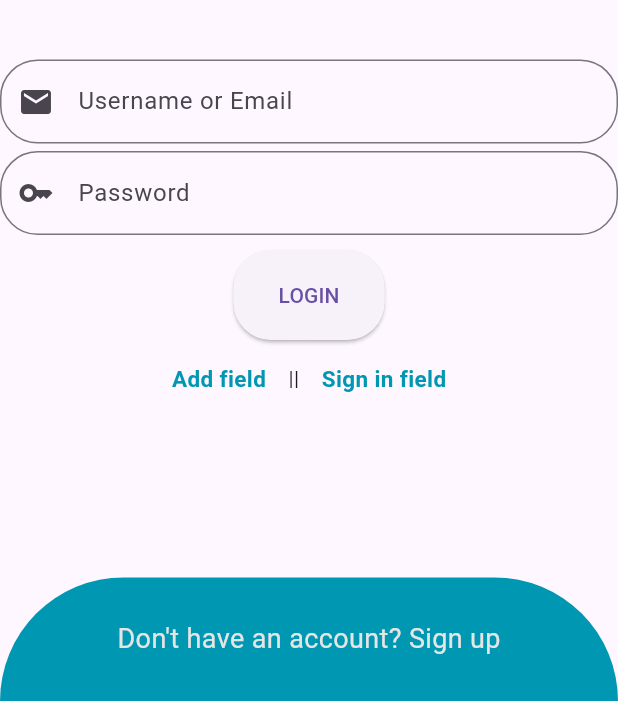
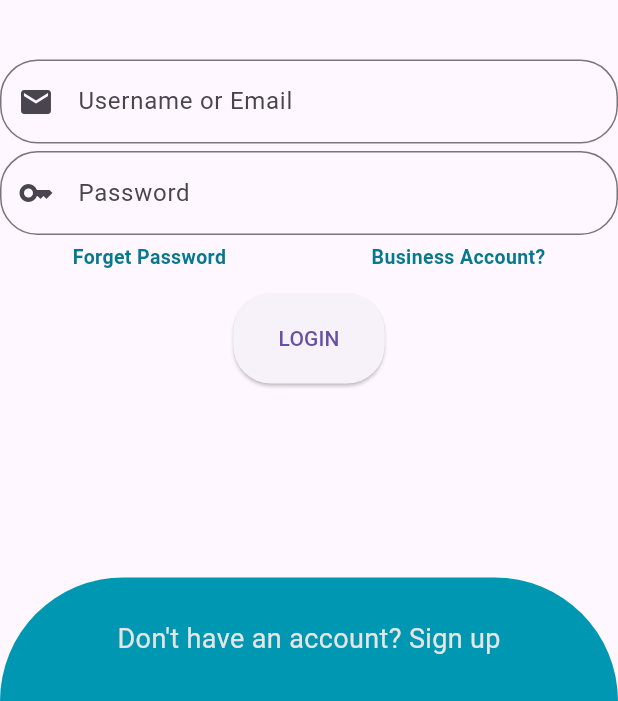
Before and after one commit to Ahmad-Waseem/ArenaGo, a Flutter app: the screen it shows after launch, on a phone screen of 412 x 824 dp, the part 535-1236 px from its top. Run offline on Flutter 3.47's test engine with Material 3 defaults, Android fonts, the light colour scheme and no system bars; our stand-ins replace geolocator, google_maps_flutter, image_picker.

```diff
--- a/lib/views/login_helpers/login_form.dart
+++ b/lib/views/login_helpers/login_form.dart
@@ -65,7 +65,57 @@ class LoginForm extends StatelessWidget {
                     ),
                   ),
                 ),
-                const SizedBox(height: 10),
+                const SizedBox(height: 5),
+
+                const Row(
+         mainAxisAlignment: MainAxisAlignment.spaceAround,
+          children: [
+             Text(
+            'Forget Password',
+            textAlign: TextAlign.left,
+            style: TextStyle(
+              fontWeight: FontWeight.bold,
+              fontSize: 13,
+              color:secondaryColor,
+              decoration: TextDecoration.none, // Add underline for clickable effect
+            ),
+          ),
+
+
+
+           Text(
+            'Business Account?',
+
+            textAlign: TextAlign.right,
+            style: TextStyle(
+              fontWeight: FontWeight.bold,
+              fontSize: 13,
+              color:secondaryColor,
+              decoration: TextDecoration.none, // Add underline for clickable effect
+            ),
+          )
+
+          // TextButton(
+          //   onPressed: null,
+
+
+
+          //  child: Text(
+          //   'Business Account?',
+
+          //   textAlign: TextAlign.right,
+          //   style: TextStyle(
+          //     fontWeight: FontWeight.bold,
+          //     fontSize: 13,
+          //     color:secondaryColor,
+          //     decoration: TextDecoration.none, // Add underline for clickable effect
+          //   ),
+          // ),)
+
+          ],
+            ),
+
+            const SizedBox(height: 15),
                 ElevatedButton(
                   onPressed: ()
                   {
@@ -84,32 +134,7 @@ class LoginForm extends StatelessWidget {
                 ),
                 const SizedBox(height: 15),
 
-          const Row(
-          mainAxisAlignment: MainAxisAlignment.center,
-          children: [
-             Text(
-            'Add field',
-            style: TextStyle(
-              fontWeight: FontWeight.bold,
-              fontSize: 15,
-              color:loginOutlinecolor, // Change the color as desired
-              decoration: TextDecoration.none, // Add underline for clickable effect
-            ),
-          ),
 
-           Text('    ||    '),
-
-           Text(
-            'Sign in field',
-            style: TextStyle(
-              fontWeight: FontWeight.bold,
-              fontSize: 15,
-              color:loginOutlinecolor, // Change the color as desired
-              decoration: TextDecoration.none, // Add underline for clickable effect
-            ),
-          ),
-          ],
-            ),
               ],
             ),
           ),
--- a/lib/views/login_view.dart
+++ b/lib/views/login_view.dart
@@ -1,3 +1,4 @@
+import 'package:arenago/views/homepage.dart';
 import 'package:flutter/material.dart';
 import 'package:arenago/views/theme.dart';
 import 'package:arenago/views/login_helpers/login_form.dart';
@@ -134,7 +135,7 @@ class _LoginViewState extends State<LoginView> with SingleTickerProviderStateMix
                   const SizedBox(height: 10),
                   const Text(
                     'Create Account',
-                    style: TextStyle(fontWeight: FontWeight.bold, fontSize: 24),
+                    style: TextStyle(fontWeight: FontWeight.bold, fontSize: 24, color: kBackgroundColor),
                   ),
                   const SizedBox(height: 15),
                   Image.asset('assets/logo.png',
@@ -143,7 +144,7 @@ class _LoginViewState extends State<LoginView> with SingleTickerProviderStateMix
                   const SizedBox(height: 20),
                   TextField(
                     decoration: InputDecoration(
-                      prefixIcon: const Icon(Icons.person),
+                      prefixIcon: const Icon(Icons.person, color: kBackgroundColor,),
                       hintText: 'Username',
                       border: OutlineInputBorder(
                         borderRadius: BorderRadius.circular(25),
@@ -190,10 +191,10 @@ class _LoginViewState extends State<LoginView> with SingleTickerProviderStateMix
                 ElevatedButton(
                   onPressed: ()
                   {
-                    // Navigator.of(context).push(MaterialPageRoute
-                    // (
-                    //   builder: (context) => const HomePage(),
-                    // ));
+                    Navigator.of(context).push(MaterialPageRoute
+                    (
+                      builder: (context) => const HomePage(),
+                    ));
                   },
                   style: ElevatedButton.styleFrom(
                     padding: const EdgeInsets.symmetric(horizontal: 30, vertical: 20),
--- a/lib/views/theme.dart
+++ b/lib/views/theme.dart
@@ -6,6 +6,7 @@ const dBackgroundColor = Color.fromARGB(255, 218, 217, 226);
 
 const loginButtoncolor = Color(0xFF30533E);
 const loginOutlinecolor = Color(0xFF0097B2);
+const secondaryColor = Color.fromARGB(255, 5, 121, 141); // Change the color as desired
 
 const LinearGradient backgroundGradient = LinearGradient(
   colors: [loginOutlinecolor, loginButtoncolor],
```
